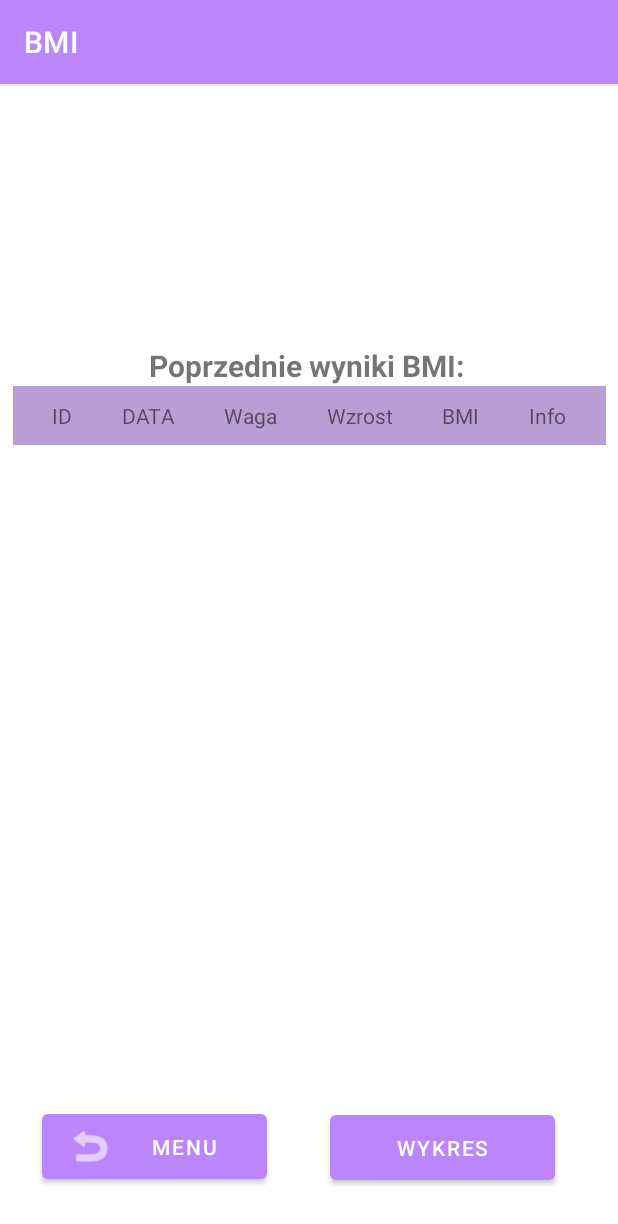
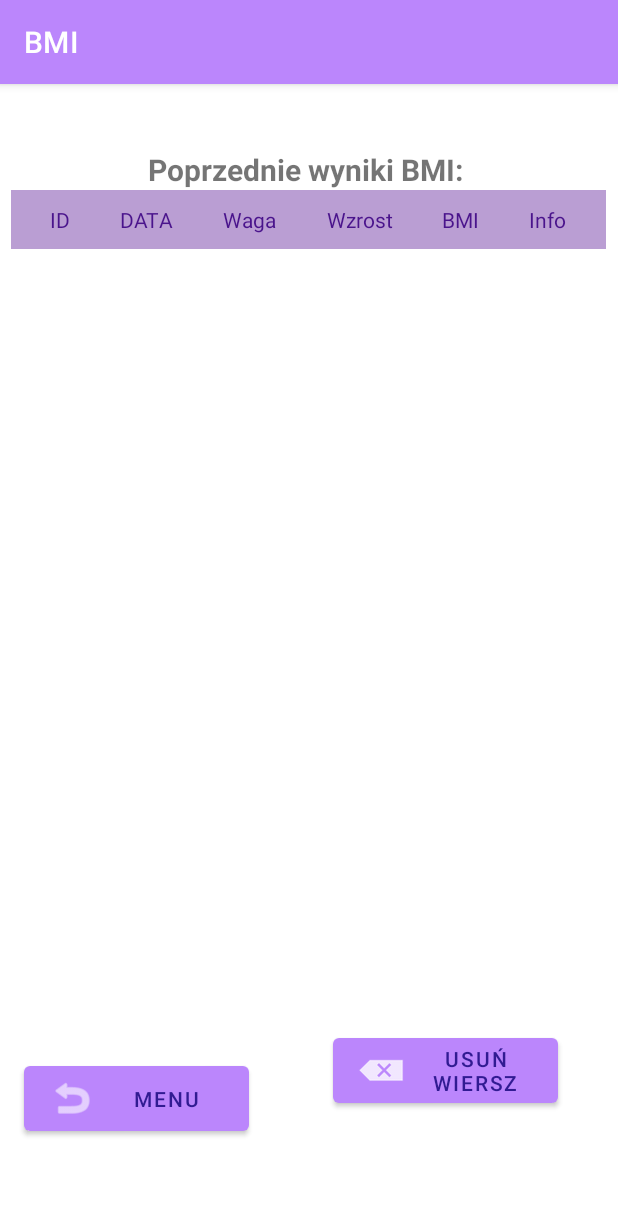
Before and after one commit to mikunciek/PWR_BMI_2022, an Android app: the PreviousTable screen opened directly, with no data from a screen before it, on a phone screen of 412 x 824 dp. Shown: the top 1224 px of the screen. Run offline under Robolectric (Android 15) with nearby library versions, the phone set to English and light mode, and no system bars; Roboto replaces fonts that are not available here.

Commit message:
wykres i przyciski

```diff
--- a/app/src/main/java/com/example/bmi/PreviousTable.kt
+++ b/app/src/main/java/com/example/bmi/PreviousTable.kt
@@ -2,6 +2,7 @@ package com.example.bmi
 
 import android.content.Intent
 import android.os.Bundle
+import android.view.View
 import android.widget.TableLayout
 import android.widget.TableRow
 import android.widget.TextView
@@ -14,6 +15,9 @@ class PreviousTable : AppCompatActivity() {
     override fun onCreate(savedInstanceState: Bundle?) {
         super.onCreate(savedInstanceState)
         setContentView(R.layout.activity_previous_table)
+
+        graph.visibility = View.INVISIBLE
+
 
         val db = DatabaseHandler(this)
         val list = db.allData()
@@ -49,7 +53,6 @@ class PreviousTable : AppCompatActivity() {
             val infoText = TextView(this)
 
 
-
             //setting the text
 
             idText.text = bmi.id.toString()
@@ -80,7 +83,27 @@ class PreviousTable : AppCompatActivity() {
             row.addView(infoText)
 
             tbl.addView(row)
+
+
+            deleteRow.setOnClickListener() {
+                cleanTable(row)
+                //row.removeView()
+            }
+
+
+
         }
+
+
+        if (list.size > 2) {
+            graph.visibility = View.VISIBLE
+            graph.setOnClickListener {
+                this.startActivity(Intent(this, GraphResult::class.java))
+            }
+        } else {
+            graph.visibility = View.INVISIBLE
+        }
+
 
         //akcje powrotu
 
@@ -88,8 +111,14 @@ class PreviousTable : AppCompatActivity() {
             this.startActivity(Intent(this, MainActivity::class.java))
         }
 
-        graph.setOnClickListener {
-            this.startActivity(Intent(this, GraphResult::class.java))
+
+    }
+
+    private fun cleanTable(row: TableRow) {  //usuwa mi kolumny
+        val childCount = table.childCount
+
+        if (childCount > 1) {
+            table.removeViews(1, childCount - 1)
         }
     }
 }
--- a/app/src/main/res/layout/activity_previous_table.xml
+++ b/app/src/main/res/layout/activity_previous_table.xml
@@ -6,31 +6,47 @@
     android:layout_height="match_parent"
     tools:context=".PreviousTable">
 
+    <Button
+        android:id="@+id/graph"
+        android:layout_width="150dp"
+        android:layout_height="55dp"
+        android:text="@string/wykres"
+        android:textColor="#311B92"
+        app:layout_constraintBottom_toBottomOf="parent"
+        app:layout_constraintEnd_toEndOf="parent"
+        app:layout_constraintHorizontal_bias="0.498"
+        app:layout_constraintStart_toStartOf="parent"
+        app:layout_constraintTop_toBottomOf="@+id/layT"
+        app:layout_constraintVertical_bias="0.859"
+        tools:visibility="invisible" />
 
     <Button
         android:id="@+id/backMainMenu"
         android:layout_width="150dp"
         android:layout_height="55dp"
-        android:layout_marginBottom="32dp"
-        android:text="MENU"
+        android:layout_marginBottom="64dp"
+        android:text="@string/menu"
+        android:textColor="#311B92"
         app:icon="@android:drawable/ic_menu_revert"
         app:layout_constraintBottom_toBottomOf="parent"
-        app:layout_constraintEnd_toEndOf="parent"
-        app:layout_constraintHorizontal_bias="0.107"
-        app:layout_constraintStart_toStartOf="parent" />
+        app:layout_constraintEnd_toStartOf="@+id/deleteRow"
+        app:layout_constraintHorizontal_bias="0.225"
+        app:layout_constraintStart_toStartOf="parent"
+        tools:ignore="TextContrastCheck" />
 
     <TableLayout
         android:id="@+id/layT"
-        android:layout_width="406dp"
-        android:layout_height="475dp"
+        android:layout_width="407dp"
+        android:layout_height="473dp"
         android:layout_marginBottom="31dp"
         android:paddingLeft="5dp"
         android:paddingRight="5dp"
         app:layout_constraintBottom_toTopOf="@+id/backMainMenu"
         app:layout_constraintEnd_toEndOf="parent"
+        app:layout_constraintHorizontal_bias="0.428"
         app:layout_constraintStart_toStartOf="parent"
         app:layout_constraintTop_toTopOf="parent"
-        app:layout_constraintVertical_bias="1.0">
+        app:layout_constraintVertical_bias="0.301">
 
         <TextView
             android:id="@+id/layout"
@@ -59,6 +75,7 @@
                 android:clickable="false"
                 android:text="ID"
                 android:textAlignment="center"
+                android:textColor="#4A148C"
                 tools:ignore="HardcodedText" />
 
             <TextView
@@ -69,6 +86,7 @@
                 android:clickable="false"
                 android:text="DATA"
                 android:textAlignment="center"
+                android:textColor="#4A148C"
                 tools:ignore="HardcodedText" />
 
             <TextView
@@ -78,6 +96,7 @@
                 android:layout_weight="1"
                 android:text="Waga"
                 android:textAlignment="center"
+                android:textColor="#4A148C"
                 tools:ignore="HardcodedText" />
 
             <TextView
@@ -87,6 +106,7 @@
                 android:layout_weight="1"
                 android:text="Wzrost"
                 android:textAlignment="center"
+                android:textColor="#4A148C"
                 tools:ignore="HardcodedText" />
 
             <TextView
@@ -96,6 +116,7 @@
                 android:layout_weight="1"
                 android:text="BMI"
                 android:textAlignment="center"
+                android:textColor="#4A148C"
                 tools:ignore="HardcodedText" />
 
             <TextView
@@ -105,20 +126,26 @@
                 android:layout_weight="1"
                 android:text="Info"
                 android:textAlignment="center"
+                android:textColor="#4A148C"
                 tools:ignore="HardcodedText" />
         </TableRow>
 
     </TableLayout>
 
     <Button
-        android:id="@+id/graph"
+        android:id="@+id/deleteRow"
         android:layout_width="150dp"
         android:layout_height="55dp"
-        android:text="WYKRES"
-        app:layout_constraintBottom_toBottomOf="parent"
+        android:layout_marginTop="36dp"
+        android:layout_marginEnd="40dp"
+        android:text="@string/usu_wiersz"
+        android:textColor="#311B92"
+        app:icon="@android:drawable/ic_input_delete"
+        app:layout_constraintBottom_toTopOf="@+id/graph"
         app:layout_constraintEnd_toEndOf="parent"
-        app:layout_constraintStart_toEndOf="@+id/backMainMenu"
-        app:layout_constraintTop_toBottomOf="@+id/layT" />
+        app:layout_constraintTop_toBottomOf="@+id/layT"
+        app:layout_constraintVertical_bias="1.0"
+        tools:ignore="TextContrastCheck" />
 
 
 </androidx.constraintlayout.widget.ConstraintLayout>
--- a/app/src/main/res/values/strings.xml
+++ b/app/src/main/res/values/strings.xml
@@ -1,3 +1,6 @@
 <resources>
     <string name="app_name">BMI</string>
+    <string name="wykres">WYKRES</string>
+    <string name="menu">MENU</string>
+    <string name="usu_wiersz">Usuń wiersz</string>
 </resources>
```
Also changed, not shown: app/src/main/java/com/example/bmi/CalculateBMI.kt (+7 -9 lines), app/src/main/java/com/example/bmi/GraphResult.kt (+29 -29 lines).
